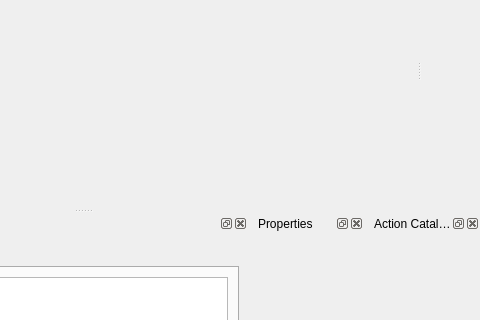
This is editor/mainwindow.ui in fr33mind/Belle as Qt 5 draws it before an edit; both pictures show x 315 to 795 and y 116 to 436 of the 795 by 600 pixel window. The edited form follows.
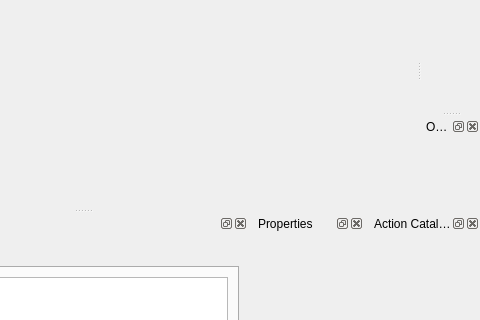
This is the edited form. Icons and pictures are not drawn.

Commit message: Added new QDockWidget for listing Scene objects.

The edit to the form file:
```diff
--- a/editor/mainwindow.ui
+++ b/editor/mainwindow.ui
@@ -472,6 +472,15 @@
     </layout>
    </widget>
   </widget>
+  <widget class="QDockWidget" name="objectsViewWidget">
+   <property name="windowTitle">
+    <string>Objects</string>
+   </property>
+   <attribute name="dockWidgetArea">
+    <number>2</number>
+   </attribute>
+   <widget class="QWidget" name="dockWidgetContents_4"/>
+  </widget>
   <action name="runAction">
    <property name="icon">
     <iconset resource="media.qrc">
```
